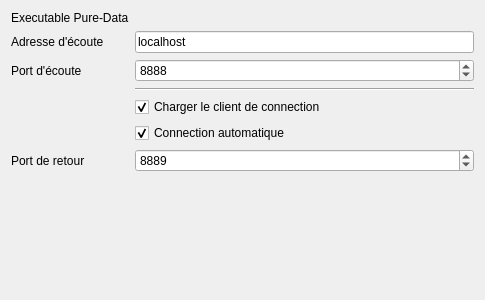
FlachyJoe/FCPDWorkbench, file FCPDwb_pref.ui: the form before one commit.
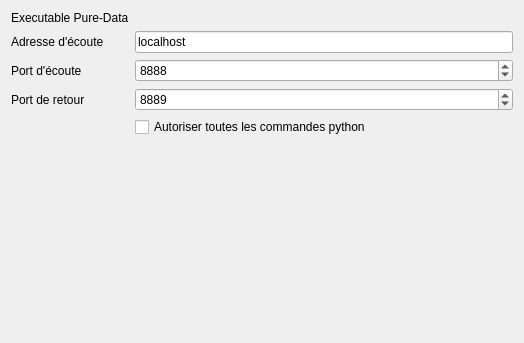
The form after the commit. Custom widgets are drawn as their Qt base class.

The edit to the form file:
```diff
--- a/FCPDwb_pref.ui
+++ b/FCPDwb_pref.ui
@@ -6,14 +6,21 @@
    <rect>
     <x>0</x>
     <y>0</y>
-    <width>485</width>
-    <height>300</height>
+    <width>524</width>
+    <height>343</height>
    </rect>
   </property>
   <property name="windowTitle">
    <string>Form</string>
   </property>
   <layout class="QFormLayout" name="formLayout">
+   <item row="0" column="0">
+    <widget class="QLabel" name="label">
+     <property name="text">
+      <string>Executable Pure-Data</string>
+     </property>
+    </widget>
+   </item>
    <item row="0" column="1">
     <widget class="Gui::PrefFileChooser" name="fileChooser">
      <property name="fileName">
@@ -27,40 +34,14 @@
      </property>
     </widget>
    </item>
-   <item row="0" column="0">
-    <widget class="QLabel" name="label">
+   <item row="1" column="0">
+    <widget class="QLabel" name="label_3">
      <property name="text">
-      <string>Executable Pure-Data</string>
+      <string>Adresse d'écoute</string>
      </property>
     </widget>
    </item>
-   <item row="4" column="1">
-    <widget class="Gui::PrefSpinBox" name="spinBox">
-     <property name="minimum">
-      <number>1024</number>
-     </property>
-     <property name="maximum">
-      <number>9999</number>
-     </property>
-     <property name="value">
-      <number>8888</number>
-     </property>
-     <property name="prefEntry" stdset="0">
-      <cstring>fc_listenport</cstring>
-     </property>
-     <property name="prefPath" stdset="0">
-      <cstring>Mod/FCPD</cstring>
-     </property>
-    </widget>
-   </item>
-   <item row="4" column="0">
-    <widget class="QLabel" name="label_2">
-     <property name="text">
-      <string>Port d'écoute</string>
-     </property>
-    </widget>
-   </item>
-   <item row="3" column="1">
+   <item row="1" column="1">
     <widget class="Gui::PrefLineEdit" name="lineEdit">
      <property name="text">
       <string>localhost</string>
@@ -73,14 +54,40 @@
      </property>
     </widget>
    </item>
+   <item row="2" column="0">
+    <widget class="QLabel" name="label_2">
+     <property name="text">
+      <string>Port d'écoute</string>
+     </property>
+    </widget>
+   </item>
+   <item row="2" column="1">
+    <widget class="Gui::PrefSpinBox" name="spinBox">
+     <property name="minimum">
+      <number>1024</number>
+     </property>
+     <property name="maximum">
+      <number>9999</number>
+     </property>
+     <property name="value">
+      <number>8888</number>
+     </property>
+     <property name="prefEntry" stdset="0">
+      <cstring>fc_listenport</cstring>
+     </property>
+     <property name="prefPath" stdset="0">
+      <cstring>Mod/FCPD</cstring>
+     </property>
+    </widget>
+   </item>
    <item row="3" column="0">
-    <widget class="QLabel" name="label_3">
+    <widget class="QLabel" name="label_4">
      <property name="text">
-      <string>Adresse d'écoute</string>
+      <string>Port de retour</string>
      </property>
     </widget>
    </item>
-   <item row="8" column="1">
+   <item row="3" column="1">
     <widget class="Gui::PrefSpinBox" name="spinBox_2">
      <property name="toolTip">
       <string>Port d'écoute de Pure-Data pour le client chargé au lancement</string>
@@ -102,58 +109,22 @@
      </property>
     </widget>
    </item>
-   <item row="8" column="0">
-    <widget class="QLabel" name="label_4">
-     <property name="text">
-      <string>Port de retour</string>
-     </property>
-    </widget>
-   </item>
-   <item row="6" column="1">
-    <widget class="Gui::PrefCheckBox" name="checkBox_2">
+   <item row="4" column="1">
+    <widget class="Gui::PrefCheckBox" name="ckAllowRaw">
      <property name="toolTip">
-      <string>Au lancment de Pure-Data, un canevas contenant le client est ouvert automatiquement.</string>
+      <string>Si coché le serveur interne accepte toutes les commandes python et non seulement celles codées dans l'atelier.</string>
      </property>
      <property name="text">
-      <string>Charger le client de connection</string>
+      <string>Autoriser toutes les commandes python</string>
      </property>
-     <property name="checked">
-      <bool>true</bool>
-     </property>
      <property name="prefEntry" stdset="0">
-      <cstring>run_client</cstring>
+      <cstring>fc_allowRaw</cstring>
      </property>
      <property name="prefPath" stdset="0">
       <cstring>Mod/FCPD</cstring>
      </property>
     </widget>
    </item>
-   <item row="7" column="1">
-    <widget class="Gui::PrefCheckBox" name="checkBox">
-     <property name="toolTip">
-      <string>Le client se connectera automaitquement à FreeCAD dés qu'il sera lancé.</string>
-     </property>
-     <property name="text">
-      <string>Connection automatique</string>
-     </property>
-     <property name="checked">
-      <bool>true</bool>
-     </property>
-     <property name="prefEntry" stdset="0">
-      <cstring>autoconnect</cstring>
-     </property>
-     <property name="prefPath" stdset="0">
-      <cstring>Mod/FCPD</cstring>
-     </property>
-    </widget>
-   </item>
-   <item row="5" column="1">
-    <widget class="Line" name="line">
-     <property name="orientation">
-      <enum>Qt::Horizontal</enum>
-     </property>
-    </widget>
-   </item>
   </layout>
  </widget>
  <customwidgets>
```
